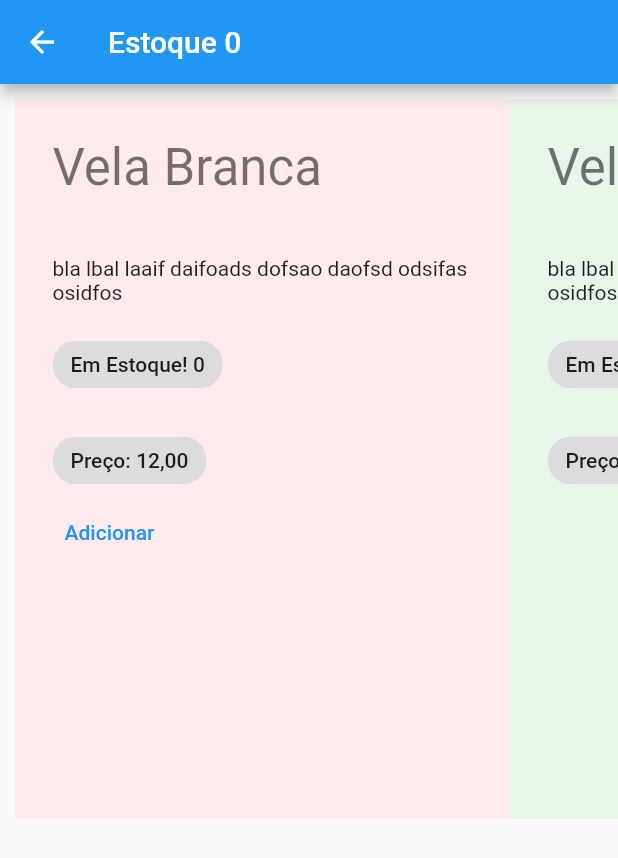
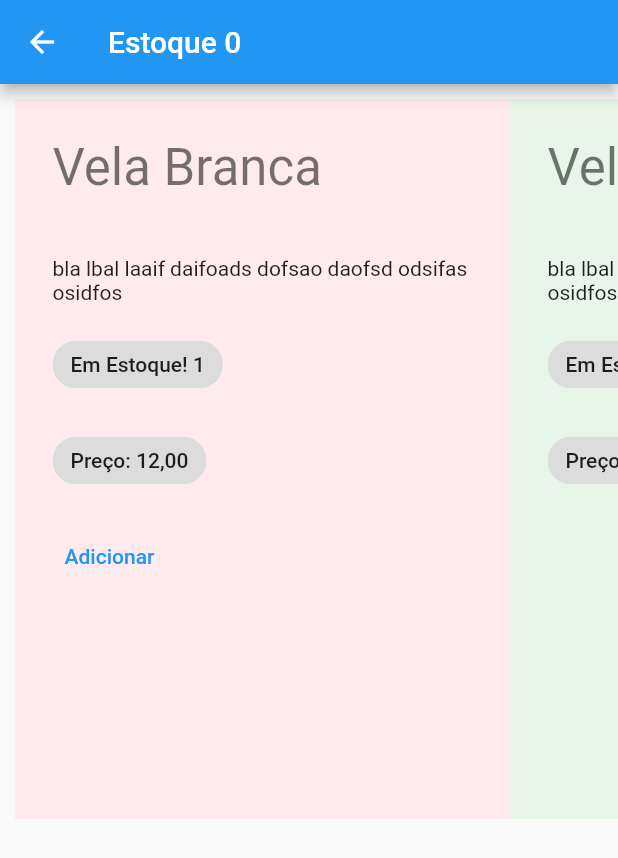
Before and after one commit to karenMoraes2021/projeto_ads_4_ciclo, a Flutter app: the Estoque screen opened directly, after a tap on "Adicionar", on a phone screen of 412 x 824 dp. Shown: the top 858 px of the screen. Run offline on Flutter 3.47's test engine with Material 2 defaults, Android fonts, the phone set to English and light mode, and no system bars; statements that could not run were skipped.

Commit message:
Atualização da pagina de estoque

```diff
--- a/lib/t_estoquePage.dart
+++ b/lib/t_estoquePage.dart
@@ -30,7 +30,7 @@ Widget carrousel(context) {
         padding: EdgeInsets.all(5),
         width: 330,
         color: Colors.red[50],
-        child: produto1(context),
+        child: Produto1(),
       ),
       Container(
         padding: EdgeInsets.all(5),
@@ -56,9 +56,16 @@ Widget carrousel(context) {
 
 // PRODUTO 1
 
-Widget produto1(context) {
+class Produto1 extends StatefulWidget {
+  @override
+  _State2 createState() => _State2();
+}
+
+class _State2 extends State<Produto1> {
+//Widget produto1(context) {
   int _qtdProd1 = 0;
 
+  Widget build(BuildContext context) {
     return Container(
       margin: EdgeInsets.all(20),
       child: Column(
@@ -85,17 +92,21 @@ Widget produto1(context) {
               label: Text('Preço: 12,00'),
             )
           ]),
+          Row(children: [
+            Text(''),
+          ]),
           Row(
             children: [
               TextButton(
-                //onPressed: () => setState(() => _qtdProd1++),
-                onPressed: () {},
+                  onPressed: () => setState(() => _qtdProd1++),
+                  //onPressed: () {},
                   child: Text('Adicionar'))
             ],
           ), // Preço
         ],
       ),
     );
+  }
 }
 
 // PRODUTO 2
```
Lines whose indentation alone changed are shown as unchanged.
